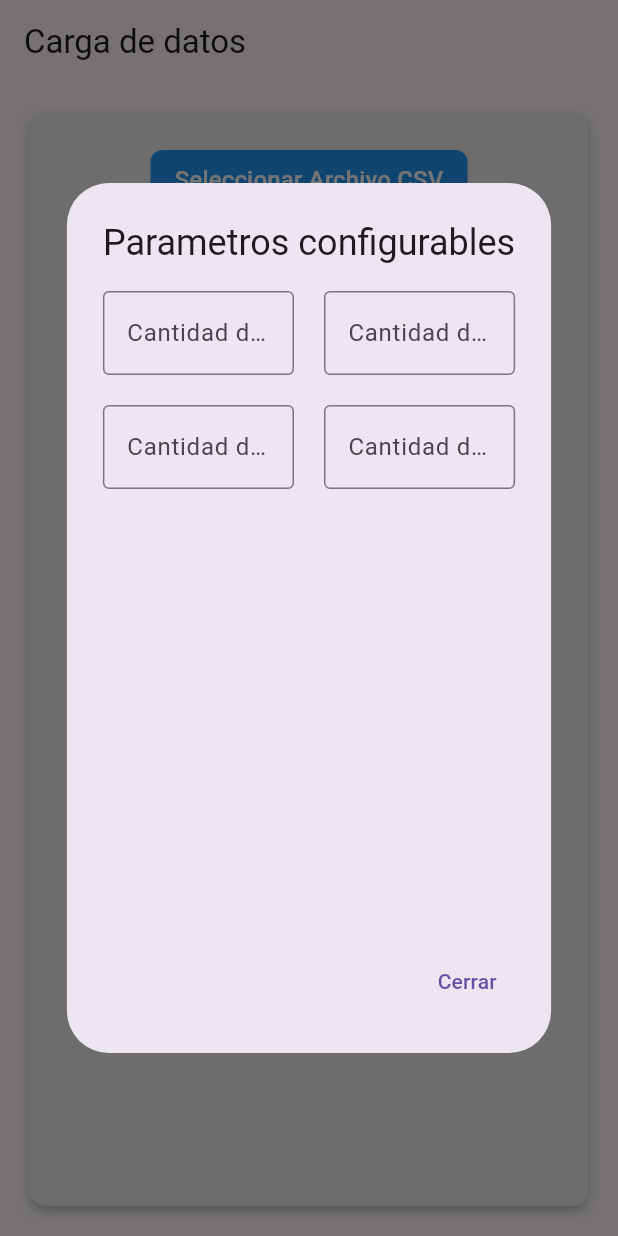
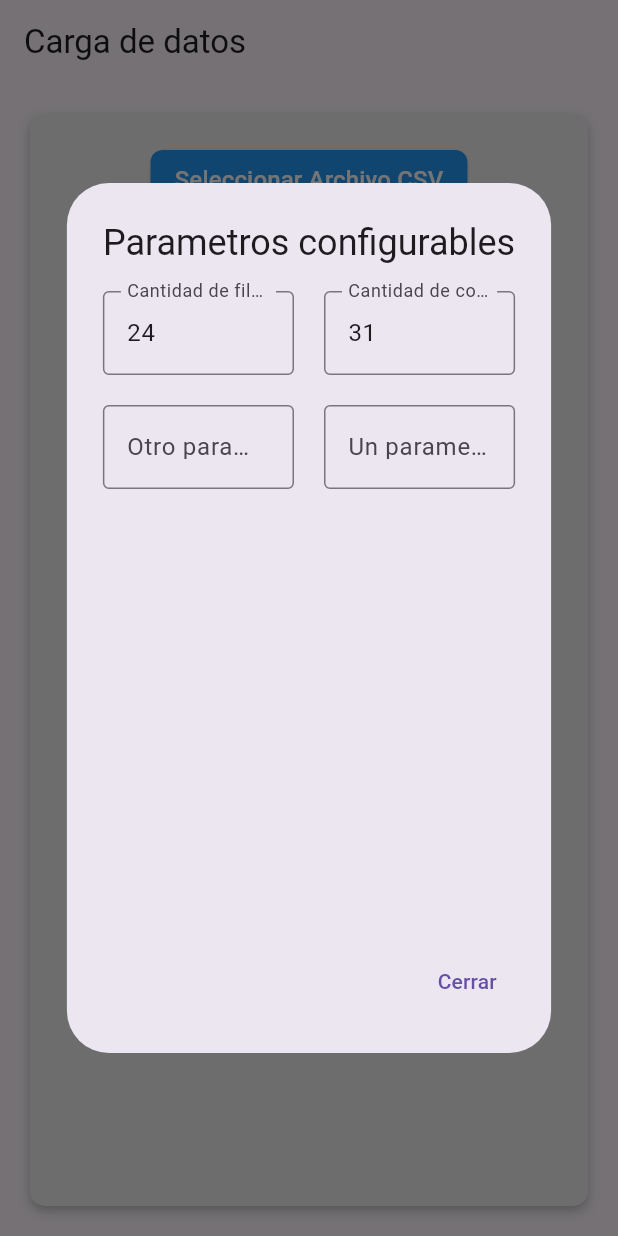
Before and after one commit to camilaezama/TF_SOM, a Flutter app: the screen it shows after launch, after a tap on "Modificar Parametros", on a phone screen of 412 x 824 dp. Run offline on Flutter 3.47's test engine with Material 3 defaults, Android fonts, the phone set to English and light mode, and no system bars; our stand-ins replace csv, file_picker; missing offline and left inert: dart:html, hexagon.

Commit message:
Se envian parametros al back
Por ahora filas y columnas

```diff
--- a/lib/HomePage.dart
+++ b/lib/HomePage.dart
@@ -11,9 +11,12 @@ class HomePage extends StatefulWidget {
 }
 
 class _HomePageState extends State<HomePage> {
+  static final filasController = TextEditingController(text: "24" );
+  static final columnasController = TextEditingController(text: "31");
   List<List<dynamic>> csvData = [];
   String botonAceptar = 'Aceptar';
   String botonParam = 'Modificar Parametros';
+
   bool cargando = false;
 
   void _loadCSVData(FilePickerResult result) async {
@@ -146,7 +149,8 @@ class _HomePageState extends State<HomePage> {
                               builder: (BuildContext context) {
                                 return AlertDialog(
                                   title: const Text('Parametros configurables'),
-                                  content: _parametrosConfigurables(),
+                                  content: _parametrosConfigurables(
+                                      filasController, columnasController),
                                   actions: [
                                     TextButton(
                                       onPressed: () {
@@ -173,20 +177,47 @@ class _HomePageState extends State<HomePage> {
   }
 
 //Esto se podria poner en mas funciones a medida que agreguemos mas parametros.
-  Widget _parametrosConfigurables() {
+  Widget _parametrosConfigurables(TextEditingController filasController,
+      TextEditingController columnasController) {
     return SizedBox(
       width: _width * 0.5,
       height: _height * 0.5,
-      child: const SingleChildScrollView(
+      child: SingleChildScrollView(
         child: Column(
           children: [
             Row(
               children: [
                 Expanded(
                   child: TextField(
+                      controller: filasController,
+
+                      decoration: const InputDecoration(
+                          border: OutlineInputBorder(),
+                          labelText: 'Cantidad de filas')),
+                ),
+                const SizedBox(
+                  width: 20,
+                ),
+                Expanded(
+                  child: TextField(
+                    controller: columnasController,
+                    decoration: const InputDecoration(
+                        border: OutlineInputBorder(),
+                        labelText: 'Cantidad de columnas'),
+                  ),
+                )
+              ],
+            ),
+            const SizedBox(
+              height: 20,
+            ),
+            const Row(
+              children: [
+                Expanded(
+                  child: TextField(
                       decoration: InputDecoration(
                           border: OutlineInputBorder(),
-                          labelText: 'Cantidad de filas')),
+                          labelText: 'Otro parametro')),
                 ),
                 SizedBox(
                   width: 20,
@@ -195,30 +226,7 @@ class _HomePageState extends State<HomePage> {
                   child: TextField(
                     decoration: InputDecoration(
                         border: OutlineInputBorder(),
-                        labelText: 'Cantidad de columnas'),
-                  ),
-                )
-              ],
-            ),
-            SizedBox(
-              height: 20,
-            ),
-            Row(
-              children: [
-                Expanded(
-                  child: TextField(
-                      decoration: InputDecoration(
-                          border: OutlineInputBorder(),
-                          labelText: 'Cantidad de filas')),
-                ),
-                SizedBox(
-                  width: 20,
-                ),
-                Expanded(
-                  child: TextField(
-                    decoration: InputDecoration(
-                        border: OutlineInputBorder(),
-                        labelText: 'Cantidad de columnas'),
+                        labelText: 'Un parametro mas'),
                   ),
                 )
               ],
@@ -338,10 +346,16 @@ class _HomePageState extends State<HomePage> {
       String jsonResult = jsonEncode(result);
 
       try {
+        String TIPO_LLAMADA = "bmu";
+        var url = Uri.parse('http://localhost:7777' + '/' + TIPO_LLAMADA);
 
-        String TIPO_LLAMADA = "json";
 
-        var url = Uri.parse('http://localhost:7777' + '/' + TIPO_LLAMADA);
+      final parametros = <String, dynamic>{
+        'filas': filasController.text!=""?filasController.text:24,
+        'columnas': columnasController.text!=""?columnasController.text:31, //TODO IMPORTANTE VALIDAR QUE LA ENTRADA DEL USUARIO SEA NUMEROS!
+
+    };
+
 
         setState(() {
           //boton = "Cargando...";
@@ -351,7 +365,7 @@ class _HomePageState extends State<HomePage> {
         //     headers: {'Accept': '/*'}, body: jsonResult);
         var response = await http.post(url,
             headers: {'Accept': '/*'},
-            body: jsonEncode({"datos": jsonResult, "tipo": TIPO_LLAMADA}));
+            body: jsonEncode({"datos": jsonResult, "tipo": TIPO_LLAMADA, "params": parametros}));
 
         // print('Response status: ${response.statusCode}');
         // print('Response body: ${response.body}');
@@ -399,7 +413,6 @@ class _HomePageState extends State<HomePage> {
             } else {
               innerMapString[key] = value.toString();
             }
-
           });
 
           // Agregar el par clave-valor al mapa final
@@ -421,7 +434,7 @@ class _HomePageState extends State<HomePage> {
         print('Error: $e');
         setState(() {
           cargando = false;
-          botonAceptar = "Aceptar.";
+          botonAceptar = "Aceptar";
         });
       }
     } else {
--- a/lib/buttons/dropdownbutton_componentes.dart
+++ b/lib/buttons/dropdownbutton_componentes.dart
@@ -22,7 +22,6 @@ class _DropdownMenuComponentesState extends State<DropdownMenuComponentes> {
     return DropdownMenu<String>(
       initialSelection: widget.listaOpciones.first,
       onSelected: (String? value) {
-        // This is called when the user selects an item.
         widget.onSelected(value!);
         setState(() {
           dropdownValue = value!;
```
Also changed, not shown: lib/grillaHexagonos.dart (+11 -16 lines), 1 other file.
